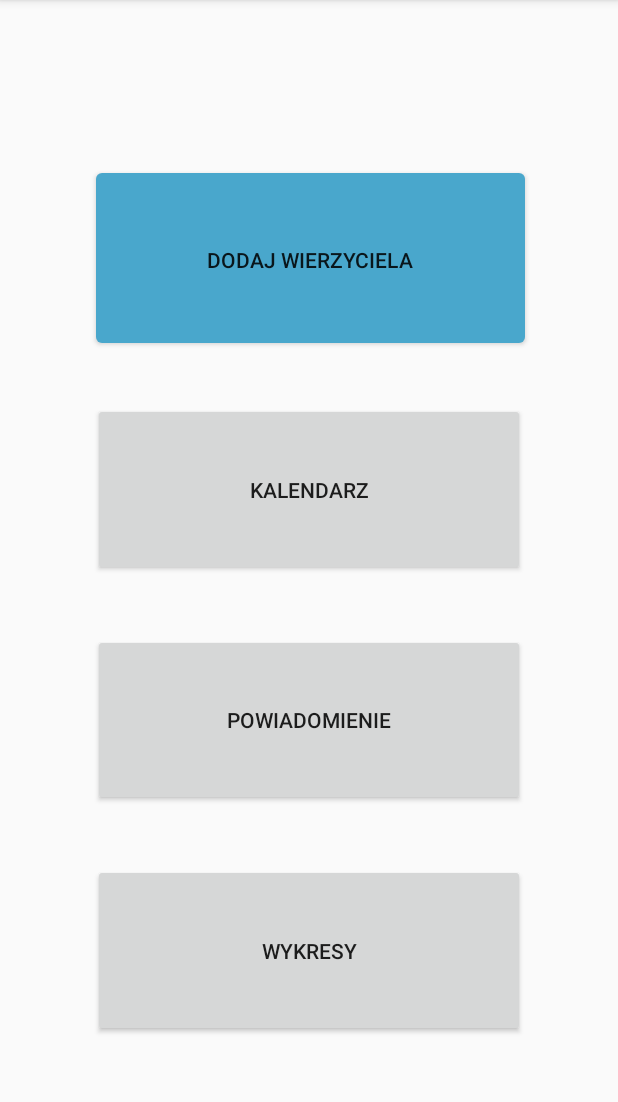
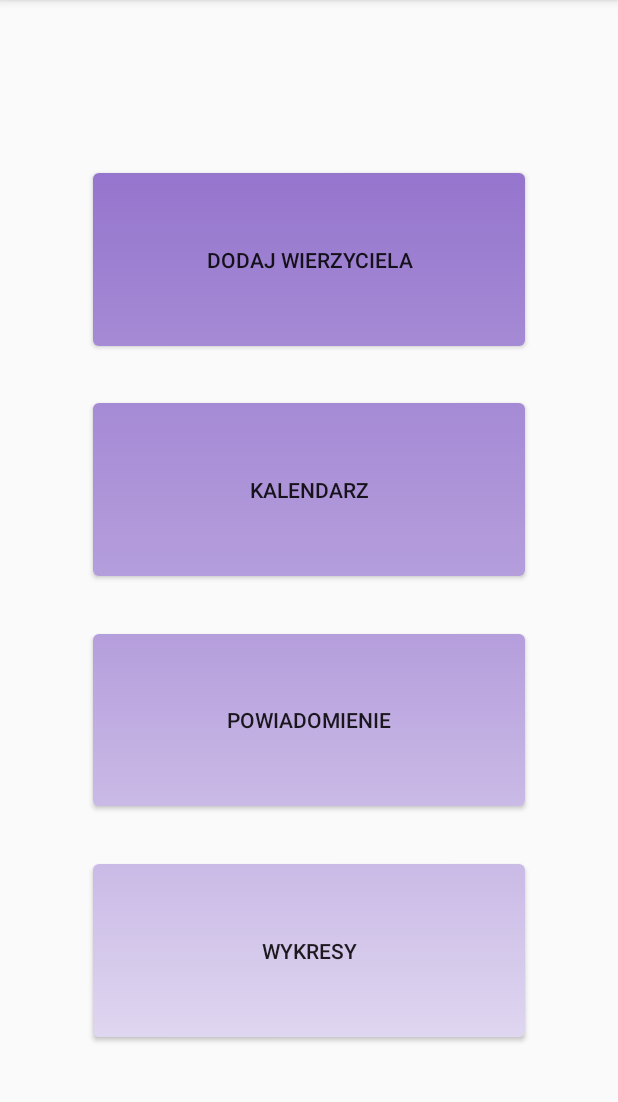
Before and after one commit to MarcinBrzezinski96/PracaDyplomowa, an Android app: the screen it shows after launch (MainActivity), on a phone screen of 412 x 824 dp, the part 84-1186 px from its top. Run offline under Robolectric (Android 15) with nearby library versions, the phone set to English and light mode, and no system bars; our stand-ins replace ButterKnife.

Commit message:
Some more visual changes

```diff
--- /dev/null
+++ b/app/src/main/res/drawable/button_calendar.xml
@@ -0,0 +1,20 @@
+<?xml version="1.0" encoding="utf-8"?>
+<selector xmlns:android="http://schemas.android.com/apk/res/android">
+
+    <item>
+        <shape>
+            <gradient
+                android:startColor="@color/colorCalendarStart"
+                android:endColor="@color/colorCalendarEnd"
+                android:angle="270"/>
+            <corners
+                android:radius="4dp"/>
+            <padding
+                android:bottom="10dp"
+                android:left="10dp"
+                android:right="10dp"
+                android:top="10dp"/>
+        </shape>
+    </item>
+
+</selector>
--- /dev/null
+++ b/app/src/main/res/drawable/button_clients.xml
@@ -0,0 +1,20 @@
+<?xml version="1.0" encoding="utf-8"?>
+<selector xmlns:android="http://schemas.android.com/apk/res/android">
+
+    <item>
+        <shape>
+            <gradient
+                android:startColor="@color/colorClientsStart"
+                android:endColor="@color/colorClientEnds"
+                android:angle="270"/>
+            <corners
+                android:radius="4dp"/>
+            <padding
+                android:bottom="10dp"
+                android:left="10dp"
+                android:right="10dp"
+                android:top="10dp"/>
+        </shape>
+    </item>
+
+</selector>
--- /dev/null
+++ b/app/src/main/res/drawable/button_notification.xml
@@ -0,0 +1,20 @@
+<?xml version="1.0" encoding="utf-8"?>
+<selector xmlns:android="http://schemas.android.com/apk/res/android">
+
+    <item>
+        <shape>
+            <gradient
+                android:startColor="@color/colorNotificationStart"
+                android:endColor="@color/colorNotificationEnd"
+                android:angle="270"/>
+            <corners
+                android:radius="4dp"/>
+            <padding
+                android:bottom="10dp"
+                android:left="10dp"
+                android:right="10dp"
+                android:top="10dp"/>
+        </shape>
+    </item>
+
+</selector>
--- /dev/null
+++ b/app/src/main/res/drawable/button_plot.xml
@@ -0,0 +1,20 @@
+<?xml version="1.0" encoding="utf-8"?>
+<selector xmlns:android="http://schemas.android.com/apk/res/android">
+
+    <item>
+        <shape>
+            <gradient
+                android:startColor="@color/colorPlotStart"
+                android:endColor="@color/colorPlotEnd"
+                android:angle="270"/>
+            <corners
+                android:radius="4dp"/>
+            <padding
+                android:bottom="10dp"
+                android:left="10dp"
+                android:right="10dp"
+                android:top="10dp"/>
+        </shape>
+    </item>
+
+</selector>
--- a/app/src/main/res/layout/activity_main.xml
+++ b/app/src/main/res/layout/activity_main.xml
@@ -33,7 +33,7 @@
         android:id="@+id/button_creditors"
         android:layout_width="0dp"
         android:layout_height="0dp"
-        android:background="@drawable/button_selector"
+        android:background="@drawable/button_clients"
         android:onClick="startCreditorsActivity"
         android:text="@string/button_creditor"
         app:layout_constraintBottom_toBottomOf="@+id/second_guideline"
@@ -61,6 +61,7 @@
         android:id="@+id/button_callendar"
         android:layout_width="0dp"
         android:layout_height="0dp"
+        android:background="@drawable/button_calendar"
         android:onClick="startCalendarActivity"
         android:text="@string/button_calendar"
         app:layout_constraintBottom_toBottomOf="@+id/fourth_guideline"
@@ -89,6 +90,7 @@
         android:layout_width="0dp"
         android:layout_height="0dp"
         android:onClick="startNotifyActivity"
+        android:background="@drawable/button_notification"
         android:text="@string/button_notify"
         app:layout_constraintBottom_toBottomOf="@+id/sixth_guideline"
         app:layout_constraintLeft_toLeftOf="@+id/left_guideline"
@@ -115,6 +117,7 @@
         android:layout_width="0dp"
         android:layout_height="0dp"
         android:onClick="startPlotActivity"
+        android:background="@drawable/button_plot"
         android:text="@string/button_plot"
         app:layout_constraintBottom_toBottomOf="@+id/eighth_guideline"
         app:layout_constraintLeft_toLeftOf="@+id/left_guideline"
--- a/app/src/main/res/values/colors.xml
+++ b/app/src/main/res/values/colors.xml
@@ -4,4 +4,14 @@
     <color name="colorPrimaryDark">#65499c</color>
     <color name="colorAccent">#c7a4ff</color>
     <color name="colorBackground">#e0e0e0</color>
+
+    <color name="colorClientsStart">#9575cd</color>
+    <color name="colorClientEnds">#a58ad5</color>
+    <color name="colorCalendarStart">#a58ad5</color>
+    <color name="colorCalendarEnd">#b59edc</color>
+    <color name="colorNotificationStart">#b59edc</color>
+    <color name="colorNotificationEnd">#cabae6</color>
+    <color name="colorPlotStart">#cabae6</color>
+    <color name="colorPlotEnd">#dfd6f0</color>
+
 </resources>
```
